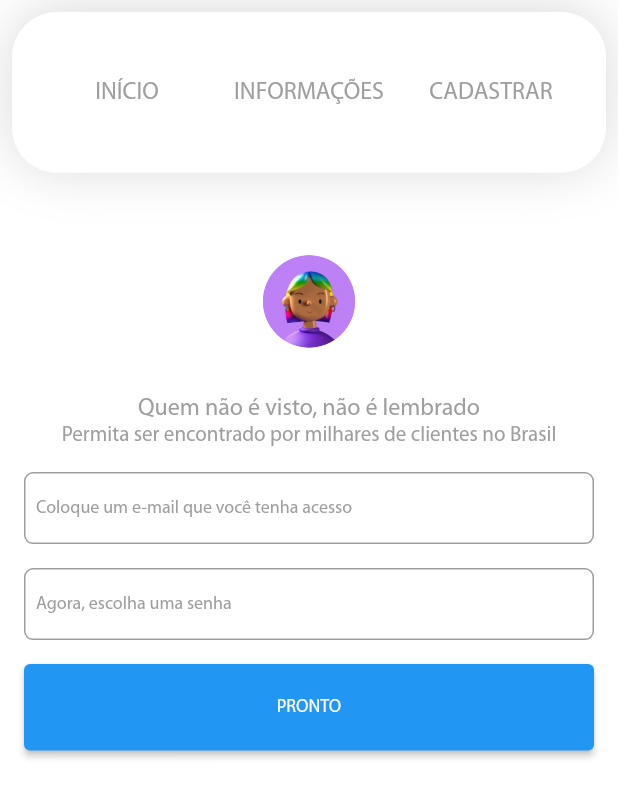
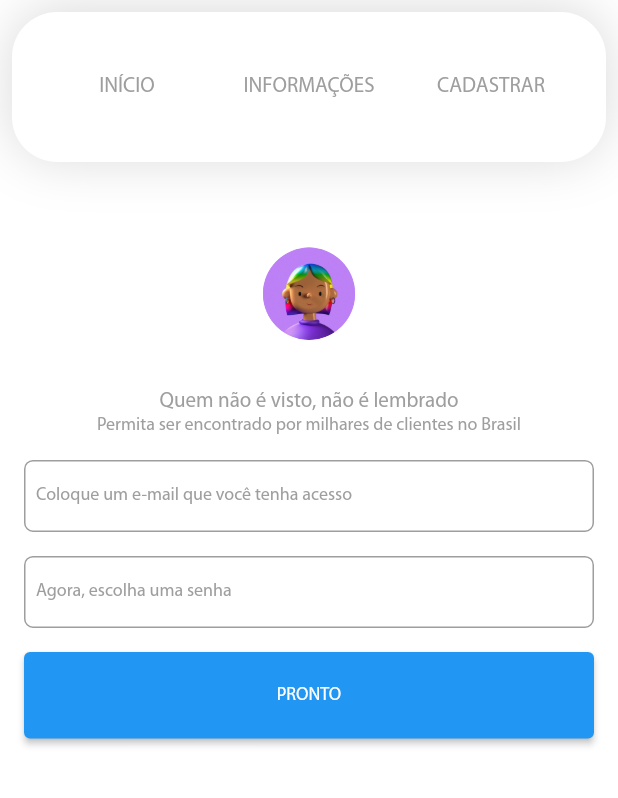
Before and after one commit to marcelacrvalho/website-adove-flutter, a Flutter app: the RegisterAddress screen opened by its route, after a tap on "CADASTRAR", on a phone screen of 412 x 824 dp. Shown: the top 798 px of the screen. Run offline on Flutter 3.47's test engine with Material 2 defaults, Android fonts, the phone set to English and light mode, and no system bars; drawn by our look-alikes of auto_size_text; our stand-ins replace animated_text_kit, get, graphql, searchfield; missing offline and left inert: seo_renderer.

Commit message:
Altera tamanho e muda channel para master

```diff
--- a/lib/global/utilities/sizes.dart
+++ b/lib/global/utilities/sizes.dart
@@ -1,15 +1,17 @@
+import 'dart:math';
+
 import 'package:get/get.dart';
 
 class Sizes {
-  static double h1Mobile = 20;
-  static double body1Mobile = 16.0;
-  static double body2Mobile = 14.0;
+  static double h1Mobile = 16;
+  static double body1Mobile = 14.0;
+  static double body2Mobile = 12.0;
 
-  static double h1Site = 30.0;
-  static double body1Site = 15.0;
+  static double h1Site = 16.0;
+  static double body1Site = 14.0;
   static double body2Site = 12.0;
 
   static bool isMobile() {
-    return Get.mediaQuery.size.shortestSide < 600;
+    return GetPlatform.isMobile;
   }
 }
--- a/lib/global/widgets/menu/menu.dart
+++ b/lib/global/widgets/menu/menu.dart
@@ -10,7 +10,7 @@ class MenuWidget extends StatelessWidget {
   Widget build(BuildContext context) {
     return Container(
       width: double.infinity,
-      height: Get.mediaQuery.size.height * 0.13,
+      height: 100.0,
       padding: const EdgeInsets.all(16.0),
       decoration: BoxDecoration(
         color: Theme.of(context).scaffoldBackgroundColor,
--- a/lib/modules/information/widgets/row_satisfaction.dart
+++ b/lib/modules/information/widgets/row_satisfaction.dart
@@ -58,7 +58,7 @@ class RowSatisfaction extends StatelessWidget {
           ),
           TextWidget(
             text: phrase,
-            textSize: Sizes.isMobile() ? Sizes.h1Mobile - 6 : Sizes.h1Site - 10,
+            textSize: Sizes.h1Site,
             alignmentDirection: Alignment.center,
             isTextAlignCenter: true,
           ),
--- a/lib/modules/register/views/address.dart
+++ b/lib/modules/register/views/address.dart
@@ -28,7 +28,7 @@ class RegisterAddress extends StatelessWidget {
         child: Padding(
           padding: const EdgeInsets.all(8.0),
           child: Column(
-            mainAxisAlignment: HomeController.to.isMobile
+            mainAxisAlignment: Sizes.isMobile()
                 ? MainAxisAlignment.start
                 : MainAxisAlignment.center,
             mainAxisSize: MainAxisSize.min,
@@ -37,28 +37,24 @@ class RegisterAddress extends StatelessWidget {
               const Divider(),
               Container(
                 alignment: Alignment.center,
-                width: HomeController.to.isMobile
-                    ? Get.mediaQuery.size.width
-                    : Get.mediaQuery.size.width * 0.3,
+                width: Get.mediaQuery.size.width,
                 height: Get.mediaQuery.size.height,
                 padding: const EdgeInsets.all(8.0),
                 child: Column(
-                  mainAxisAlignment: HomeController.to.isMobile
+                  mainAxisAlignment: Sizes.isMobile()
                       ? MainAxisAlignment.start
                       : MainAxisAlignment.center,
                   crossAxisAlignment: CrossAxisAlignment.center,
                   children: [
-                    Padding(
-                      padding: HomeController.to.isMobile
-                          ? const EdgeInsets.all(0.0)
-                          : const EdgeInsets.all(16.0),
-                      child: const ImageAvatarWidget(
+                    const Padding(
+                      padding: EdgeInsets.all(2.0),
+                      child: ImageAvatarWidget(
                         path: 'assets/images/avatar-register.jpg',
                       ),
                     ),
                     TextWidget(
                       text: 'Já está quase acabando',
-                      textSize: HomeController.to.isMobile
+                      textSize: Sizes.isMobile()
                           ? Sizes.body1Mobile
                           : Sizes.body1Site,
                       isTextAlignCenter: true,
@@ -66,7 +62,7 @@ class RegisterAddress extends StatelessWidget {
                     ),
                     TextWidget(
                       text: 'Aguente firme. Só mais algumas perguntas',
-                      textSize: HomeController.to.isMobile
+                      textSize: Sizes.isMobile()
                           ? Sizes.body2Mobile
                           : Sizes.body2Site,
                       isTextAlignCenter: true,
--- a/lib/modules/register/views/register.dart
+++ b/lib/modules/register/views/register.dart
@@ -38,29 +38,25 @@ class RegisterView extends StatelessWidget {
               const MenuWidget(),
               const Divider(),
               SizedBox(
-                width: HomeController.to.isMobile
-                    ? Get.mediaQuery.size.width
-                    : Get.mediaQuery.size.width * 0.3,
+                width: Get.mediaQuery.size.width,
                 height: Get.mediaQuery.size.height,
                 child: Padding(
                   padding: const EdgeInsets.all(8.0),
                   child: Column(
-                    mainAxisAlignment: HomeController.to.isMobile
+                    mainAxisAlignment: Sizes.isMobile()
                         ? MainAxisAlignment.start
                         : MainAxisAlignment.center,
                     crossAxisAlignment: CrossAxisAlignment.center,
                     children: [
-                      Padding(
-                        padding: HomeController.to.isMobile
-                            ? const EdgeInsets.all(0.0)
-                            : const EdgeInsets.all(16.0),
-                        child: const ImageAvatarWidget(
+                      const Padding(
+                        padding: EdgeInsets.all(2.0),
+                        child: ImageAvatarWidget(
                           path: 'assets/images/avatar-register.jpg',
                         ),
                       ),
                       TextWidget(
                         text: 'Quem não é visto, não é lembrado',
-                        textSize: HomeController.to.isMobile
+                        textSize: Sizes.isMobile()
                             ? Sizes.body1Mobile
                             : Sizes.body1Site,
                         isTextAlignCenter: true,
@@ -69,7 +65,7 @@ class RegisterView extends StatelessWidget {
                       TextWidget(
                         text:
                             'Permita ser encontrado por milhares de clientes no Brasil',
-                        textSize: HomeController.to.isMobile
+                        textSize: Sizes.isMobile()
                             ? Sizes.body2Mobile
                             : Sizes.body2Site,
                         isTextAlignCenter: true,
--- a/pubspec.yaml
+++ b/pubspec.yaml
@@ -20,7 +20,6 @@ dependencies:
   animated_text_kit: ^4.2.1
   auto_size_text: ^3.0.0-nullsafety.0
   seo_renderer: ^0.6.0
-  whatsapp_unilink: ^2.0.1+1
 
   graphql: ^5.0.0
 
```
Also changed, not shown: lib/modules/contact/bindings/contact.dart (deleted, +0 -11 lines), lib/modules/contact/controllers/contact.dart (deleted, +0 -8 lines), lib/modules/contact/views/contact.dart (deleted, +0 -95 lines), lib/modules/information/widgets/row_app_info.dart (+5 -6 lines), lib/modules/register/views/info.dart (+6 -6 lines), lib/modules/register/views/location.dart (+4 -8 lines), lib/modules/register/views/store.dart (+5 -9 lines), lib/routes/app_pages.dart (+0 -7 lines), assets/images/img-info.png, assets/images/img-rocket.png, pubspec.lock, 1 other file.
